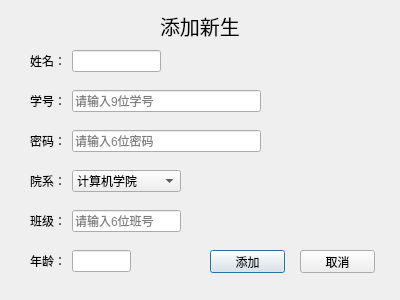
The window that addstu.ui (maikelaolin123/111) describes before a commit, drawn with Qt 5.
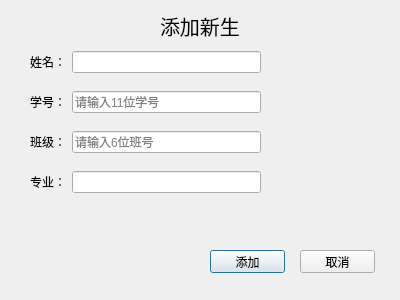
The same window after the commit.

Diff of the .ui file:
```diff
--- a/addstu.ui
+++ b/addstu.ui
@@ -36,8 +36,8 @@
     <rect>
      <x>30</x>
      <y>50</y>
-     <width>131</width>
-     <height>22</height>
+     <width>231</width>
+     <height>24</height>
     </rect>
    </property>
    <layout class="QHBoxLayout" name="horizontalLayout" stretch="0,0">
@@ -72,7 +72,7 @@
      <x>30</x>
      <y>90</y>
      <width>231</width>
-     <height>22</height>
+     <height>24</height>
     </rect>
    </property>
    <layout class="QHBoxLayout" name="horizontalLayout_2">
@@ -89,7 +89,7 @@
        <number>9</number>
       </property>
       <property name="placeholderText">
-       <string>请输入9位学号</string>
+       <string>请输入11位学号</string>
       </property>
       <property name="clearButtonEnabled">
        <bool>true</bool>
@@ -104,93 +104,7 @@
      <x>30</x>
      <y>130</y>
      <width>231</width>
-     <height>22</height>
-    </rect>
-   </property>
-   <layout class="QHBoxLayout" name="horizontalLayout_3">
-    <item>
-     <widget class="QLabel" name="label_4">
-      <property name="text">
-       <string>密码：</string>
-      </property>
-     </widget>
-    </item>
-    <item>
-     <widget class="QLineEdit" name="le_stu_password">
-      <property name="maxLength">
-       <number>6</number>
-      </property>
-      <property name="placeholderText">
-       <string>请输入6位密码</string>
-      </property>
-      <property name="clearButtonEnabled">
-       <bool>true</bool>
-      </property>
-     </widget>
-    </item>
-   </layout>
-  </widget>
-  <widget class="QWidget" name="layoutWidget">
-   <property name="geometry">
-    <rect>
-     <x>30</x>
-     <y>170</y>
-     <width>151</width>
-     <height>22</height>
-    </rect>
-   </property>
-   <layout class="QHBoxLayout" name="horizontalLayout_4">
-    <item>
-     <widget class="QLabel" name="label_5">
-      <property name="text">
-       <string>院系：</string>
-      </property>
-     </widget>
-    </item>
-    <item>
-     <widget class="QComboBox" name="cbb_stu">
-      <property name="sizePolicy">
-       <sizepolicy hsizetype="Expanding" vsizetype="Fixed">
-        <horstretch>0</horstretch>
-        <verstretch>0</verstretch>
-       </sizepolicy>
-      </property>
-      <item>
-       <property name="text">
-        <string>计算机学院</string>
-       </property>
-      </item>
-      <item>
-       <property name="text">
-        <string>数理学院</string>
-       </property>
-      </item>
-      <item>
-       <property name="text">
-        <string>外国语学院</string>
-       </property>
-      </item>
-      <item>
-       <property name="text">
-        <string>经济管理学院</string>
-       </property>
-      </item>
-      <item>
-       <property name="text">
-        <string>体育学院</string>
-       </property>
-      </item>
-     </widget>
-    </item>
-   </layout>
-  </widget>
-  <widget class="QWidget" name="layoutWidget">
-   <property name="geometry">
-    <rect>
-     <x>30</x>
-     <y>210</y>
-     <width>151</width>
-     <height>22</height>
+     <height>24</height>
     </rect>
    </property>
    <layout class="QHBoxLayout" name="horizontalLayout_5">
@@ -242,31 +156,25 @@
     <string>取消</string>
    </property>
   </widget>
-  <widget class="QWidget" name="layoutWidget">
+  <widget class="QWidget" name="layoutWidget_2">
    <property name="geometry">
     <rect>
      <x>30</x>
-     <y>250</y>
-     <width>101</width>
-     <height>22</height>
+     <y>170</y>
+     <width>231</width>
+     <height>24</height>
     </rect>
    </property>
    <layout class="QHBoxLayout" name="horizontalLayout_6">
     <item>
      <widget class="QLabel" name="label_8">
       <property name="text">
-       <string>年龄：</string>
+       <string>专业：</string>
       </property>
      </widget>
     </item>
     <item>
-     <widget class="QLineEdit" name="le_stu_age">
-      <property name="sizePolicy">
-       <sizepolicy hsizetype="Expanding" vsizetype="Fixed">
-        <horstretch>0</horstretch>
-        <verstretch>0</verstretch>
-       </sizepolicy>
-      </property>
+     <widget class="QLineEdit" name="le_stu_major">
       <property name="maxLength">
        <number>2</number>
       </property>
```
Left out of the diff: 6 changed lines with no effect on the pictures.
